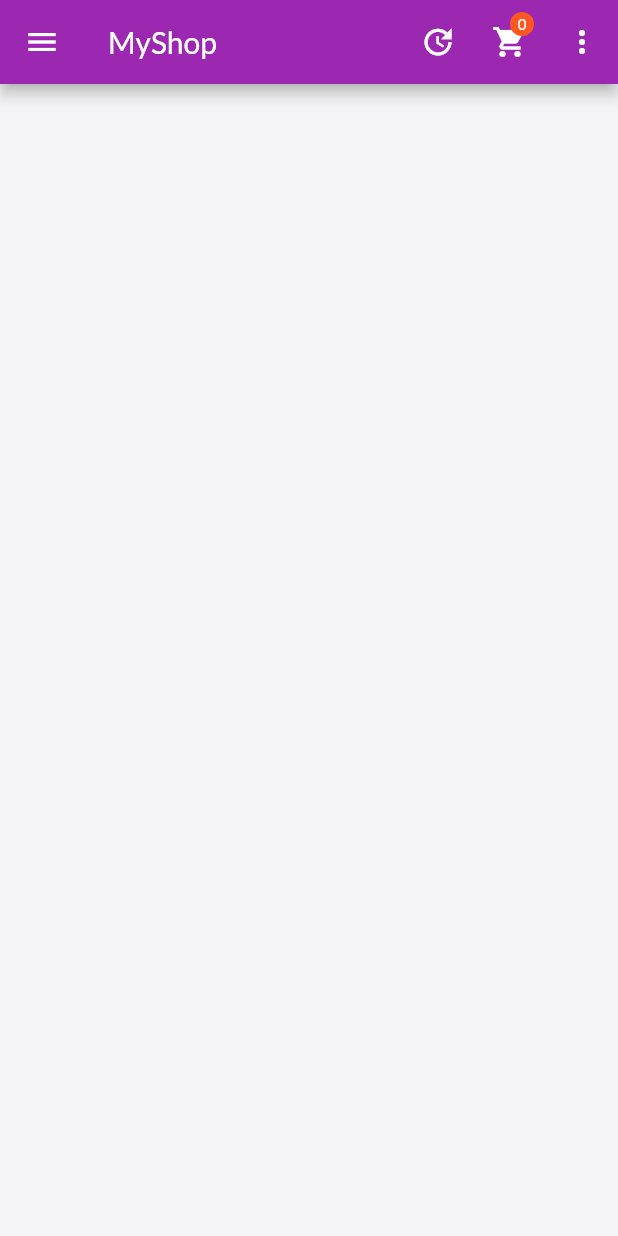
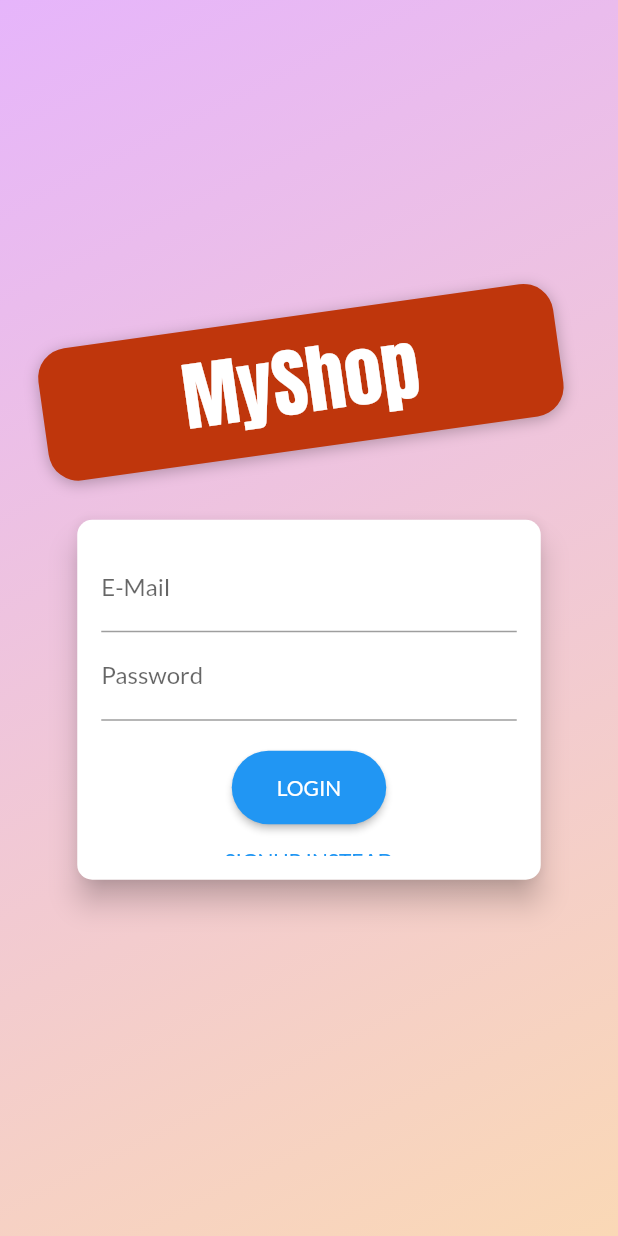
Before and after one commit to valeriistefanyk/flutter-shopapp, a Flutter app: the screen it shows after launch, on a phone screen of 412 x 824 dp. Run offline on Flutter 3.47's test engine with Material 2 defaults, Android fonts, the phone set to English and light mode, and no system bars.

Commit message:
Add the AuthScreen, start working with login and signup

```diff
--- a/lib/app.dart
+++ b/lib/app.dart
@@ -7,10 +7,12 @@ import 'screens/cart.dart';
 import 'screens/orders.dart';
 import 'screens/user_products.dart';
 import 'screens/edit_product.dart';
+import 'screens/auth.dart';
 
 import 'providers/products.dart';
 import 'providers/cart.dart';
 import 'providers/orders.dart';
+import 'providers/auth.dart';
 
 class ShopApp extends StatelessWidget {
   const ShopApp({Key? key}) : super(key: key);
@@ -19,14 +21,17 @@ class ShopApp extends StatelessWidget {
   Widget build(BuildContext context) {
     return MultiProvider(
       providers: [
+        ChangeNotifierProvider(create: (ctx) => Auth()),
         ChangeNotifierProvider(create: (ctx) => Products()),
         ChangeNotifierProvider(create: (ctx) => Cart()),
         ChangeNotifierProvider(create: (ctx) => Orders()),
       ],
       child: MaterialApp(
         title: 'Shop App',
-        home: const ProductOverviewScreen(),
+        home: const AuthScreen(),
         routes: {
+          ProductOverviewScreen.routeName: (ctx) => const ProductDetailScreen(),
+          AuthScreen.routeName: (ctx) => const AuthScreen(),
           ProductDetailScreen.routeName: (ctx) => const ProductDetailScreen(),
           CartScreen.routeName: (ctx) => const CartScreen(),
           OrdersScreen.routeName: (ctx) => const OrdersScreen(),
--- /dev/null
+++ b/lib/providers/auth.dart
@@ -0,0 +1,40 @@
+import 'dart:convert';
+import 'package:flutter/foundation.dart';
+import 'package:http/http.dart' as http;
+
+class Auth with ChangeNotifier {
+  //String _token;
+  //DateTime _expiryDate;
+  //String _userId;
+  static const _key = 'AIzaSyD7EkpmzLdMZscVweDCDPJrVBZBbg8yJng';
+  static const _domain = 'https://identitytoolkit.googleapis.com';
+
+  Future<http.Response> _authenticate(
+      String email, String password, String urlSegment) async {
+    return await http.post(
+        Uri.parse('$_domain/v1/accounts:$urlSegment?key=$_key'),
+        body: json.encode(
+            {'email': email, 'password': password, 'returnSecureToken': true}));
+  }
+
+  Future<void> login(String email, String password) async {
+    try {
+      final rawResponse =
+          await _authenticate(email, password, 'signInWithPassword');
+      final response = json.decode(rawResponse.body);
+      print(response);
+    } catch (e) {
+      print('error: ${e.toString()}');
+    }
+  }
+
+  Future<void> signup(String email, String password) async {
+    try {
+      final rawResponse = await _authenticate(email, password, 'signUp');
+      final response = json.decode(rawResponse.body);
+      print(response);
+    } catch (e) {
+      print('error: ${e.toString()}');
+    }
+  }
+}
--- /dev/null
+++ b/lib/screens/auth.dart
@@ -0,0 +1,79 @@
+import 'dart:math';
+
+import 'package:flutter/material.dart';
+import '../widgets/auth_card.dart';
+
+class AuthScreen extends StatelessWidget {
+  static const routeName = '/auth';
+
+  const AuthScreen({Key? key}) : super(key: key);
+
+  @override
+  Widget build(BuildContext context) {
+    final deviceSize = MediaQuery.of(context).size;
+
+    return Scaffold(
+      body: Stack(
+        children: [
+          Container(
+            decoration: BoxDecoration(
+                gradient: LinearGradient(
+              colors: [
+                const Color.fromRGBO(215, 117, 255, 1).withOpacity(0.5),
+                const Color.fromRGBO(255, 188, 117, 1).withOpacity(0.5),
+              ],
+              begin: Alignment.topLeft,
+              end: Alignment.bottomRight,
+              stops: const [0, 1],
+            )),
+          ),
+          SingleChildScrollView(
+            child: Container(
+              height: deviceSize.height,
+              width: deviceSize.width,
+              child: Column(
+                mainAxisAlignment: MainAxisAlignment.center,
+                crossAxisAlignment: CrossAxisAlignment.center,
+                children: [
+                  Flexible(
+                    child: Container(
+                      margin: const EdgeInsets.only(bottom: 20.0),
+                      padding: const EdgeInsets.symmetric(
+                        vertical: 8.0,
+                        horizontal: 94.0,
+                      ),
+                      transform: Matrix4.rotationZ(-8 * pi / 180)
+                        ..translate(-10.0),
+                      decoration: BoxDecoration(
+                          borderRadius: BorderRadius.circular(20),
+                          color: Colors.deepOrange.shade900,
+                          boxShadow: const [
+                            BoxShadow(
+                              blurRadius: 8,
+                              color: Colors.black26,
+                              offset: Offset(0, 2),
+                            )
+                          ]),
+                      child: Text(
+                        'MyShop',
+                        style: TextStyle(
+                          color: Theme.of(context).colorScheme.onSecondary,
+                          fontSize: 50,
+                          fontFamily: 'Anton',
+                          fontWeight: FontWeight.normal,
+                        ),
+                      ),
+                    ),
+                  ),
+                  Flexible(
+                      flex: deviceSize.width > 600 ? 2 : 1,
+                      child: const AuthCard()),
+                ],
+              ),
+            ),
+          )
+        ],
+      ),
+    );
+  }
+}
--- a/lib/screens/products_overview.dart
+++ b/lib/screens/products_overview.dart
@@ -17,6 +17,8 @@ enum FilterOptions {
 }
 
 class ProductOverviewScreen extends StatefulWidget {
+  static const routeName = '/overview';
+
   const ProductOverviewScreen({Key? key}) : super(key: key);
 
   @override
--- /dev/null
+++ b/lib/widgets/auth_card.dart
@@ -0,0 +1,167 @@
+import 'package:flutter/material.dart';
+import 'package:provider/provider.dart';
+import '../providers/auth.dart';
+
+enum AuthMode { signup, login }
+
+class AuthCard extends StatefulWidget {
+  const AuthCard({Key? key}) : super(key: key);
+
+  @override
+  _AuthCartState createState() => _AuthCartState();
+}
+
+class _AuthCartState extends State<AuthCard> {
+  final GlobalKey<FormState> _formKey = GlobalKey();
+  AuthMode _authMode = AuthMode.login;
+  final Map<String, String> _authData = {
+    'email': '',
+    'password': '',
+  };
+  bool _isLoading = false;
+  final _passwordController = TextEditingController();
+
+  Future<void> _submit() async {
+    if (!_formKey.currentState!.validate()) {
+      // Invalid
+      return;
+    }
+
+    _formKey.currentState!.save();
+    setState(() {
+      _isLoading = true;
+    });
+    if (_authMode == AuthMode.login) {
+      // Log user in
+      print(_authData);
+      try {
+        await Provider.of<Auth>(context, listen: false)
+            .login(_authData['email'] ?? '', _authData['password'] ?? '');
+      } catch (e) {
+        print('e: $e');
+      }
+    } else {
+      // Sign user up
+      print(_authData);
+      try {
+        await Provider.of<Auth>(context, listen: false)
+            .signup(_authData['email'] ?? '', _authData['password'] ?? '');
+      } catch (e) {
+        print('e: $e');
+      }
+    }
+    setState(() {
+      _isLoading = false;
+    });
+  }
+
+  void _switchAuthMode() {
+    if (_authMode == AuthMode.login) {
+      setState(() {
+        _authMode = AuthMode.signup;
+      });
+    } else {
+      setState(() {
+        _authMode = AuthMode.login;
+      });
+    }
+  }
+
+  @override
+  Widget build(BuildContext context) {
+    final deviceSize = MediaQuery.of(context).size;
+    return Card(
+      shape: RoundedRectangleBorder(borderRadius: BorderRadius.circular(10.0)),
+      elevation: 8.0,
+      child: Container(
+        height: _authMode == AuthMode.signup ? 300 : 240,
+        constraints:
+            BoxConstraints(minHeight: _authMode == AuthMode.signup ? 300 : 240),
+        width: deviceSize.width * 0.75,
+        padding: const EdgeInsets.all(16.0),
+        child: Form(
+          key: _formKey,
+          child: SingleChildScrollView(
+            child: Column(
+              children: [
+                TextFormField(
+                  decoration: const InputDecoration(labelText: 'E-Mail'),
+                  keyboardType: TextInputType.emailAddress,
+                  validator: (value) {
+                    if (value == null ||
+                        value.isEmpty ||
+                        !value.contains('@')) {
+                      return 'Invalid email!';
+                    }
+                    return null;
+                  },
+                  onSaved: (value) {
+                    _authData['email'] = value!;
+                  },
+                ),
+                TextFormField(
+                  decoration: const InputDecoration(labelText: 'Password'),
+                  obscureText: true,
+                  controller: _passwordController,
+                  validator: (value) {
+                    if (value == null || value.isEmpty || value.length < 5) {
+                      return 'Password is too short!';
+                    }
+                    return null;
+                  },
+                  onSaved: (value) {
+                    _authData['password'] = value!;
+                  },
+                ),
+                if (_authMode == AuthMode.signup)
+                  TextFormField(
+                    decoration:
+                        const InputDecoration(labelText: 'Confirm Password'),
+                    obscureText: true,
+                    controller: _passwordController,
+                    validator: (value) {
+                      if (value == null || value != _passwordController.text) {
+                        return 'Passwords do not match!';
+                      }
+                      return null;
+                    },
+                    onSaved: (value) {
+                      _authData['password'] = value!;
+                    },
+                  ),
+                const SizedBox(
+                  height: 20,
+                ),
+                if (_isLoading)
+                  const CircularProgressIndicator()
+                else
+                  ElevatedButton(
+                    style: ElevatedButton.styleFrom(
+                        primary: Theme.of(context).primaryColor,
+                        onPrimary:
+                            Theme.of(context).primaryTextTheme.button?.color,
+                        padding: const EdgeInsets.symmetric(
+                            horizontal: 30.0, vertical: 16.0),
+                        shape: RoundedRectangleBorder(
+                          borderRadius: BorderRadius.circular(30),
+                        )),
+                    onPressed: _submit,
+                    child:
+                        Text(_authMode == AuthMode.login ? 'LOGIN' : 'SIGN UP'),
+                  ),
+                TextButton(
+                  onPressed: _switchAuthMode,
+                  child: Text(
+                      '${_authMode == AuthMode.login ? 'SIGNUP' : 'LOGIN'} INSTEAD'),
+                  style: TextButton.styleFrom(
+                    primary: Theme.of(context).primaryColor,
+                  ),
+                ),
+              ],
+            ),
+          ),
+        ),
+      ),
+    );
+  }
+}
```
